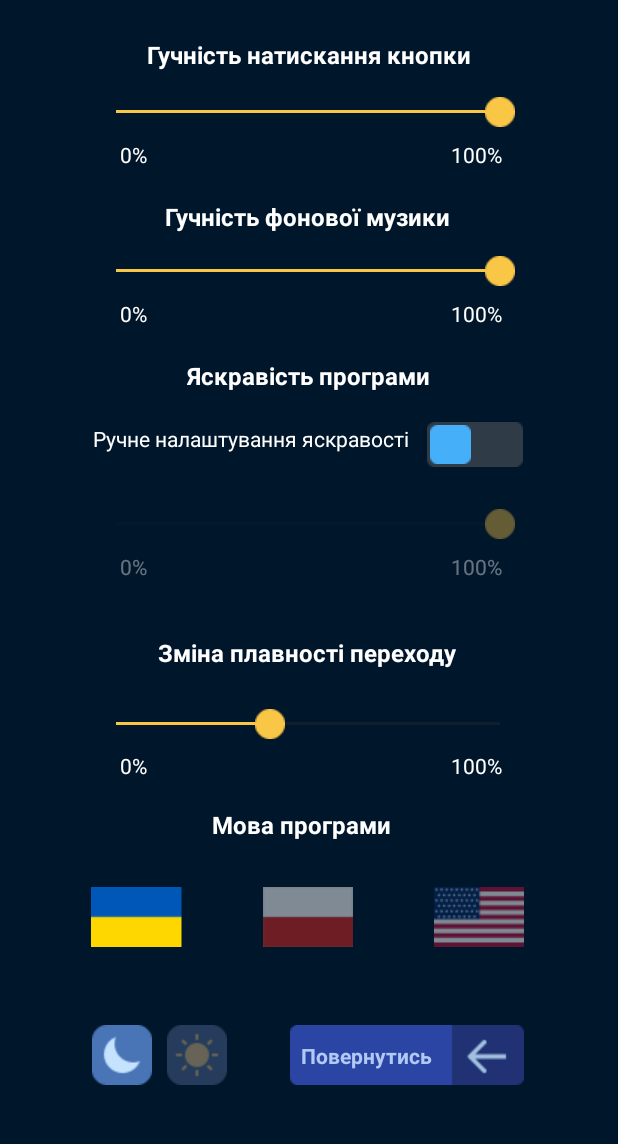
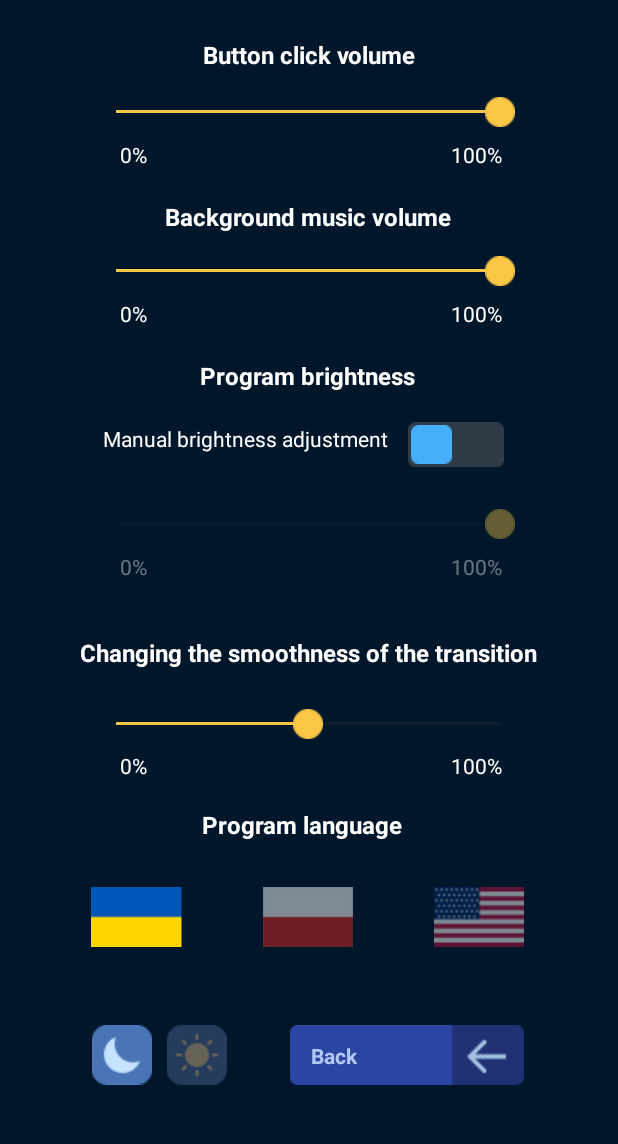
Before and after one commit to BohdanHavran/blackout-schedule, an Android app: the SettingsActivity screen opened directly, with no data from a screen before it, on a phone screen of 412 x 824 dp, the part 75-1219 px from its top. Run offline under Robolectric (Android 15) with nearby library versions, the phone set to English and light mode, and no system bars; 2 statements that could not run were skipped.

Commit message:
feature: language change іуе setting are ready

```diff
--- a/app/src/main/java/info/sensors/bernard/blackoutschedule/SettingsActivity.kt
+++ b/app/src/main/java/info/sensors/bernard/blackoutschedule/SettingsActivity.kt
@@ -5,6 +5,7 @@ import android.content.ComponentName
 import android.content.Context
 import android.content.Intent
 import android.content.ServiceConnection
+import android.content.res.Configuration
 import android.media.MediaPlayer
 import android.os.Build
 import androidx.appcompat.app.AppCompatActivity
@@ -20,6 +21,7 @@ import androidx.constraintlayout.widget.ConstraintLayout
 import androidx.core.view.ViewCompat
 import androidx.core.view.WindowInsetsCompat
 import androidx.core.view.WindowInsetsControllerCompat
+import java.util.Locale
 
 class SettingsActivity : AppCompatActivity() {
     private var goToNewActivity = false
@@ -62,22 +64,50 @@ class SettingsActivity : AppCompatActivity() {
 
     override fun onCreate(savedInstanceState: Bundle?) {
         super.onCreate(savedInstanceState)
+        val sharedPreferencesForLanguage = getSharedPreferences("Settings", Context.MODE_PRIVATE)
+//        val language = sharedPreferencesForLanguage.getString("My_Lang", "en")
+//        setLocale(this, language!!)
+        val language = sharedPreferencesForLanguage.getString("My_Lang", "deff")
+        if (language != "deff"){
+            setLocale(this, language!!)
+        }
         setContentView(R.layout.activity_settings)
         val click = MediaPlayer.create(this, R.raw.button_sound)
         bindMusicService()
+
+
 
         val imageBrightness: ImageView = findViewById(R.id.imageView2)
 
         val buttonQuest: ImageButton = findViewById(R.id.questButtonSettings)
         val buttonBack: ImageButton = findViewById(R.id.backButton)
         val buttonBrightness: ImageButton = findViewById(R.id.brightnesSwitchButton)
+        val buttonUa: ImageButton = findViewById(R.id.uaFlagButton)
+        val buttonPl: ImageButton = findViewById(R.id.plFlagButton)
+        val buttonUsa: ImageButton = findViewById(R.id.usaFlagButton)
 
         val seekBarSound: SeekBar = findViewById(R.id.soundSeekBar)
         val seekBarMusic: SeekBar = findViewById(R.id.musicSeekBar)
         val seekBarBrightness: SeekBar = findViewById(R.id.brightnesSeekBar)
+        val seekBarForFade: SeekBar = findViewById(R.id.smoothnesSeekBar)
 
         val sharedPreferencesForMusic = getSharedPreferences("SoundState", Context.MODE_PRIVATE)
 
+        if (language == "en"){
+            buttonUa.alpha = 0.5f
+            buttonPl.alpha = 0.5f
+            buttonUsa.alpha = 1f
+        }
+        else if (language == "pl"){
+            buttonUa.alpha = 0.5f
+            buttonPl.alpha = 1f
+            buttonUsa.alpha = 0.5f
+        }
+        else{
+            buttonUa.alpha = 1f
+            buttonPl.alpha = 0.5f
+            buttonUsa.alpha = 0.5f
+        }
         val clickSound = sharedPreferencesForMusic.getFloat("buttonSound", 1f)
         click.setVolume(clickSound, clickSound)
         seekBarSound.progress = (clickSound * 100).toInt()
@@ -180,6 +210,33 @@ class SettingsActivity : AppCompatActivity() {
             }
         })
 
+
+        val sharedPreferencesForFade = getSharedPreferences("Fade", Context.MODE_PRIVATE)
+        val fadeStatus = sharedPreferencesForFade.getInt("fadeStatus", 50)
+
+        seekBarForFade.progress = fadeStatus
+        seekBarForFade.setOnSeekBarChangeListener(object : SeekBar.OnSeekBarChangeListener {
+            override fun onProgressChanged(seekBar: SeekBar?, progress: Int, fromUser: Boolean) {
+
+
+            }
+            override fun onStartTrackingTouch(seekBar: SeekBar?) {
+                click.start()
+                click.seekTo(0)
+            }
+            override fun onStopTrackingTouch(seekBar: SeekBar?) {
+                val fadeNewStatus = seekBarForFade.progress
+
+
+                val editor = sharedPreferencesForFade.edit()
+                editor.putInt("fadeStatus", fadeNewStatus)
+                editor.apply()
+
+            }
+        })
+
+
+
         buttonQuest.setOnClickListener {
             click.start()
             click.seekTo(0)
@@ -191,13 +248,46 @@ class SettingsActivity : AppCompatActivity() {
             goToNewActivity = true
             val intent = Intent(this, MainActivity::class.java)
             startActivity(intent)
+            when(sharedPreferencesForFade.getInt("fadeStatus", 50)){
+                in 21..40 -> overridePendingTransition(R.anim.fade_in_realy_slow, R.anim.fade_out_realy_slow)
+                in 41..60 -> overridePendingTransition(R.anim.fade_in_slow, R.anim.fade_out_slow)
+                in 61..80 -> overridePendingTransition(R.anim.fade_in, R.anim.fade_out)
+                in 81..100 -> overridePendingTransition(R.anim.fade_in_fast, R.anim.fade_out_fast)
+            }
             finish()
-            overridePendingTransition(R.anim.fade_in, R.anim.fade_out)
         }
+
+
+
+
+        buttonUa.setOnClickListener {changeLanguage("uk") }
+        buttonPl.setOnClickListener { changeLanguage("uk") }
+        buttonUsa.setOnClickListener { changeLanguage("en") }
+
+
 
         hideUi()
     }
-
+    private fun changeLanguage(language: String) {
+        setLocale(this, language)
+        saveLocale(language)
+        startActivity(Intent(this, SettingsActivity::class.java))
+        overridePendingTransition(R.anim.fade_in, R.anim.fade_out)
+        finish()
+    }
+    private fun setLocale(context: Context, language: String) {
+        val locale = Locale(language)
+        Locale.setDefault(locale)
+        val config = Configuration()
+        config.setLocale(locale)
+        context.resources.updateConfiguration(config, context.resources.displayMetrics)
+    }
+    private fun saveLocale(language: String) {
+        val sharedPreferences = getSharedPreferences("Settings", Context.MODE_PRIVATE)
+        val editor = sharedPreferences.edit()
+        editor.putString("My_Lang", language)
+        editor.apply()
+    }
     private fun switchOn(animationDuration: Long = 1L): Boolean{
         val imageBrightness: ImageView = findViewById(R.id.imageView2)
 
--- a/app/src/main/res/anim/fade_in.xml
+++ b/app/src/main/res/anim/fade_in_realy_slow.xml
@@ -2,4 +2,4 @@
     android:interpolator="@android:anim/accelerate_interpolator"
     android:fromAlpha="0.0"
     android:toAlpha="1.0"
-    android:duration="500" />
+    android:duration="1500" />
--- a/app/src/main/res/anim/fade_in_fast.xml
+++ b/app/src/main/res/anim/fade_in_rely_fast.xml
@@ -1,5 +1,6 @@
+
 <alpha xmlns:android="http://schemas.android.com/apk/res/android"
     android:interpolator="@android:anim/accelerate_interpolator"
     android:fromAlpha="1.0"
     android:toAlpha="1.0"
-    android:duration="100" />
+    android:duration="1" />
--- a/app/src/main/res/anim/fade_out.xml
+++ b/app/src/main/res/anim/fade_in_slow.xml
@@ -1,5 +1,5 @@
 <alpha xmlns:android="http://schemas.android.com/apk/res/android"
     android:interpolator="@android:anim/accelerate_interpolator"
-    android:fromAlpha="1.0"
-    android:toAlpha="0.0"
-    android:duration="500" />
+    android:fromAlpha="0.0"
+    android:toAlpha="1.0"
+    android:duration="900" />
--- a/app/src/main/res/anim/fade_out_fast.xml
+++ b/app/src/main/res/anim/fade_out_fast.xml
@@ -2,4 +2,4 @@
     android:interpolator="@android:anim/accelerate_interpolator"
     android:fromAlpha="1.0"
     android:toAlpha="1.0"
-    android:duration="100" />
+    android:duration="250" />
--- /dev/null
+++ b/app/src/main/res/anim/fade_out_realy_slow.xml
@@ -0,0 +1,5 @@
+<alpha xmlns:android="http://schemas.android.com/apk/res/android"
+    android:interpolator="@android:anim/accelerate_interpolator"
+    android:fromAlpha="1.0"
+    android:toAlpha="0.0"
+    android:duration="1500" />
--- /dev/null
+++ b/app/src/main/res/anim/fade_out_rely_fast.xml
@@ -0,0 +1,6 @@
+
+<alpha xmlns:android="http://schemas.android.com/apk/res/android"
+    android:interpolator="@android:anim/accelerate_interpolator"
+    android:fromAlpha="1.0"
+    android:toAlpha="1.0"
+    android:duration="1" />
--- /dev/null
+++ b/app/src/main/res/anim/fade_out_slow.xml
@@ -0,0 +1,5 @@
+<alpha xmlns:android="http://schemas.android.com/apk/res/android"
+    android:interpolator="@android:anim/accelerate_interpolator"
+    android:fromAlpha="1.0"
+    android:toAlpha="0.0"
+    android:duration="900" />
--- a/app/src/main/res/layout/activity_settings.xml
+++ b/app/src/main/res/layout/activity_settings.xml
@@ -59,7 +59,7 @@
         android:id="@+id/textView4"
         android:layout_width="wrap_content"
         android:layout_height="wrap_content"
-        android:text="Гучність натискання кнопки"
+        android:text="@string/settings_button_sound_text"
         android:textColor="#FFFFFF"
         android:textSize="16sp"
         android:textStyle="bold"
@@ -117,7 +117,7 @@
         android:id="@+id/textView43"
         android:layout_width="wrap_content"
         android:layout_height="wrap_content"
-        android:text="Гучність фонової музики"
+        android:text="@string/settings_music_text"
         android:textColor="#FFFFFF"
         android:textSize="16sp"
         android:textStyle="bold"
@@ -175,7 +175,7 @@
         android:id="@+id/textView435"
         android:layout_width="wrap_content"
         android:layout_height="wrap_content"
-        android:text="Яскравість програми"
+        android:text="@string/setting_brightness_text"
         android:textColor="#FFFFFF"
         android:textSize="16sp"
         android:textStyle="bold"
@@ -190,7 +190,7 @@
         android:id="@+id/textView4355"
         android:layout_width="wrap_content"
         android:layout_height="wrap_content"
-        android:text="Ручне налаштування яскравості"
+        android:text="@string/settings_brightness_switch_text"
         android:textColor="#FFFFFF"
         android:textSize="14sp"
         app:layout_constraintBottom_toBottomOf="parent"
@@ -271,7 +271,7 @@
         android:id="@+id/textView46"
         android:layout_width="wrap_content"
         android:layout_height="wrap_content"
-        android:text="Зміна плавності переходу"
+        android:text="@string/settings_fade_text"
         android:textColor="#FFFFFF"
         android:textSize="16sp"
         android:textStyle="bold"
@@ -329,7 +329,7 @@
         android:id="@+id/textView467"
         android:layout_width="wrap_content"
         android:layout_height="wrap_content"
-        android:text="Мова програми"
+        android:text="@string/settings_language_text"
         android:textColor="#FFFFFF"
         android:textSize="16sp"
         android:textStyle="bold"
@@ -398,7 +398,7 @@
         android:id="@+id/textView645"
         android:layout_width="wrap_content"
         android:layout_height="wrap_content"
-        android:text="Повернутись"
+        android:text="@string/settinds_back_text"
         android:textColor="#B2C9F5"
         android:textStyle="bold"
         app:layout_constraintBottom_toBottomOf="@+id/backButton"
--- a/app/src/main/res/values/strings.xml
+++ b/app/src/main/res/values/strings.xml
@@ -1,3 +1,16 @@
 <resources>
     <string name="app_name">Blackout Schedule</string>
+    <string name="setting_brightness_text">Program brightness</string>
+    <string name="settings_button_sound_text">Button click volume</string>
+    <string name="settings_music_text">Background music volume</string>
+    <string name="settings_brightness_switch_text">Manual brightness adjustment</string>
+    <string name="settings_fade_text">Changing the smoothness of the transition</string>
+    <string name="settings_language_text">Program language</string>
+    <string name="settinds_back_text">Back</string>
+    <string name="main_bs_text">Blackout schedule</string>
+    <string name="main_region_text">Lviv region</string>
+    <string name="main_disconnect_text">Before disconnection</string>
+    <string name="main_saved_text">Saved</string>
+    <string name="main_account_button_text">Account</string>
+    <string name="main_settings_button_text">Settings</string>
 </resources>
```
Also changed, not shown: app/src/main/java/info/sensors/bernard/blackoutschedule/MainActivity.kt (+28 -1 lines), app/src/main/res/layout/activity_main.xml (+6 -6 lines), 1 other file.
